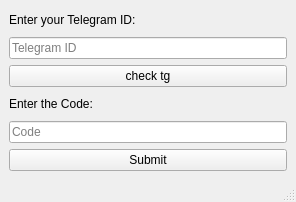
d1temnd/YandexIyceum_pasmanager, file ui/xml/first.ui: the form before one commit.
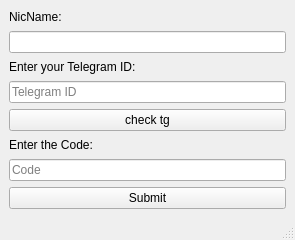
The form after the commit.

```diff
--- a/ui/xml/first.ui
+++ b/ui/xml/first.ui
@@ -6,8 +6,8 @@
    <rect>
     <x>0</x>
     <y>0</y>
-    <width>296</width>
-    <height>202</height>
+    <width>295</width>
+    <height>240</height>
    </rect>
   </property>
   <property name="windowTitle">
@@ -15,6 +15,16 @@
   </property>
   <widget class="QWidget" name="centralwidget">
    <layout class="QVBoxLayout" name="verticalLayout">
+    <item>
+     <widget class="QLabel" name="lableNicName">
+      <property name="text">
+       <string>NicName:</string>
+      </property>
+     </widget>
+    </item>
+    <item>
+     <widget class="QLineEdit" name="lineEdit"/>
+    </item>
     <item>
      <widget class="QLabel" name="labelTgId">
       <property name="text">
```
